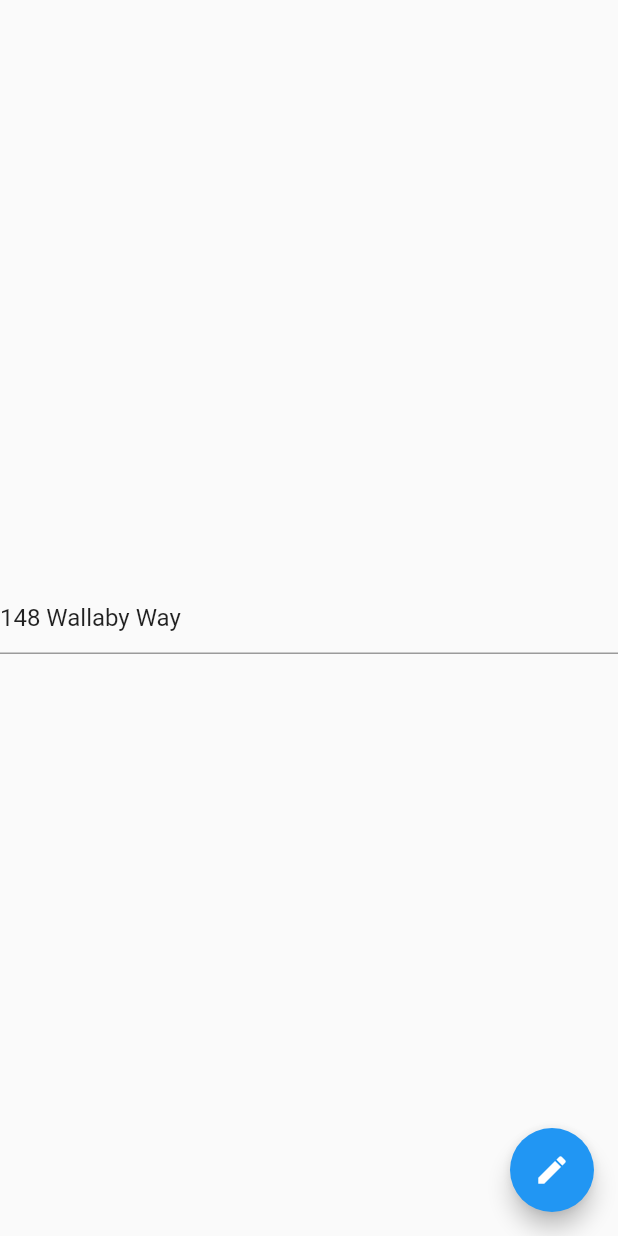
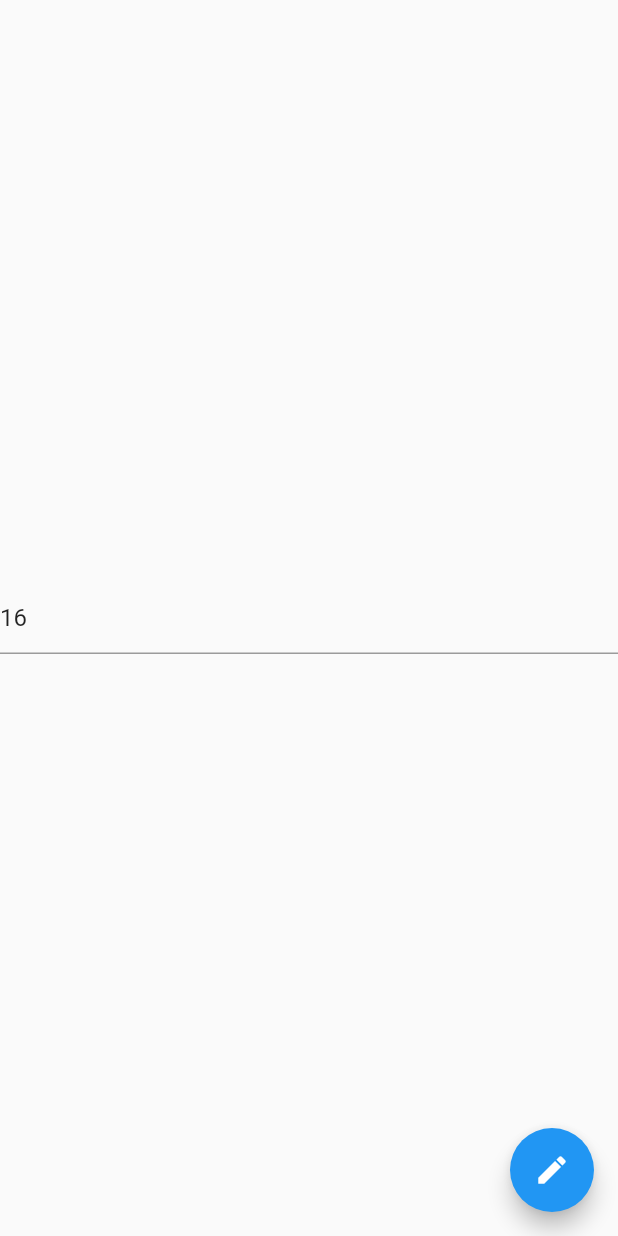
Before and after one commit to McLarenCollege/test_textfield, a Flutter app: the screen it shows after launch, after a tap on the "edit" icon, on a phone screen of 412 x 824 dp. Run offline on Flutter 3.47's test engine with Material 2 defaults, Android fonts, the phone set to English and light mode, and no system bars.

Commit message:
Use TextEditingController to fix bug where onPress doesn't update the text widget

```diff
--- a/lib/main.dart
+++ b/lib/main.dart
@@ -19,22 +19,18 @@ class MyHomePage extends StatefulWidget {
 }
 
 class _MyHomePageState extends State<MyHomePage> {
-  String address = "148 Wallaby Way";
+  TextEditingController addressController = TextEditingController(
+      text: "148 Wallaby Way");
 
   @override
   Widget build(BuildContext context) {
-    print('Rebuilding with address = $address');
+    print('Rebuilding with address = ${addressController.text}');
     return Scaffold(
       body: Center(child: TextFormField(
-        initialValue: address,
-
+        controller: addressController,
       ),),
       floatingActionButton: FloatingActionButton(
-        onPressed: (){
-          setState(() {
-            address = "16 Bellvue Road";
-          });
-        },
+        onPressed: ()=>addressController.text = "16 ",
         tooltip: 'Update Address',
         child: Icon(Icons.edit),
       ), // This trailing comma makes auto-formatting nicer for build methods.
```
